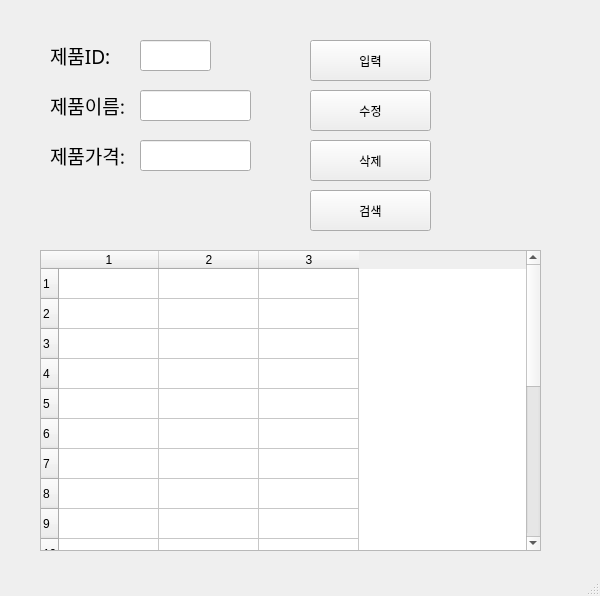
The window that ProductList3.ui (sofansil/Work) describes before a commit, drawn with Qt 5.
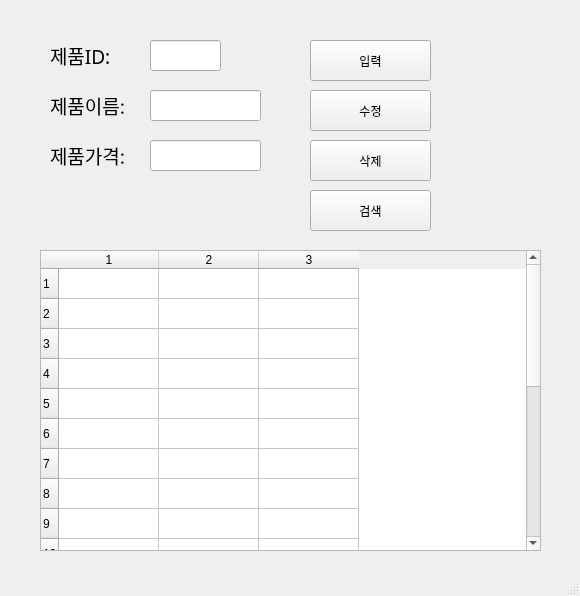
The same window after the commit.

Patch:
```diff
--- a/ProductList3.ui
+++ b/ProductList3.ui
@@ -6,7 +6,7 @@
    <rect>
     <x>0</x>
     <y>0</y>
-    <width>600</width>
+    <width>580</width>
     <height>596</height>
    </rect>
   </property>
@@ -74,7 +74,7 @@
    <widget class="QLineEdit" name="prodID">
     <property name="geometry">
      <rect>
-      <x>140</x>
+      <x>150</x>
       <y>40</y>
       <width>71</width>
       <height>31</height>
@@ -84,7 +84,7 @@
    <widget class="QLineEdit" name="prodName">
     <property name="geometry">
      <rect>
-      <x>140</x>
+      <x>150</x>
       <y>90</y>
       <width>111</width>
       <height>31</height>
@@ -94,7 +94,7 @@
    <widget class="QLineEdit" name="prodPrice">
     <property name="geometry">
      <rect>
-      <x>140</x>
+      <x>150</x>
       <y>140</y>
       <width>111</width>
       <height>31</height>
```
Left out of the diff: 4 changed lines with no effect on the pictures.
